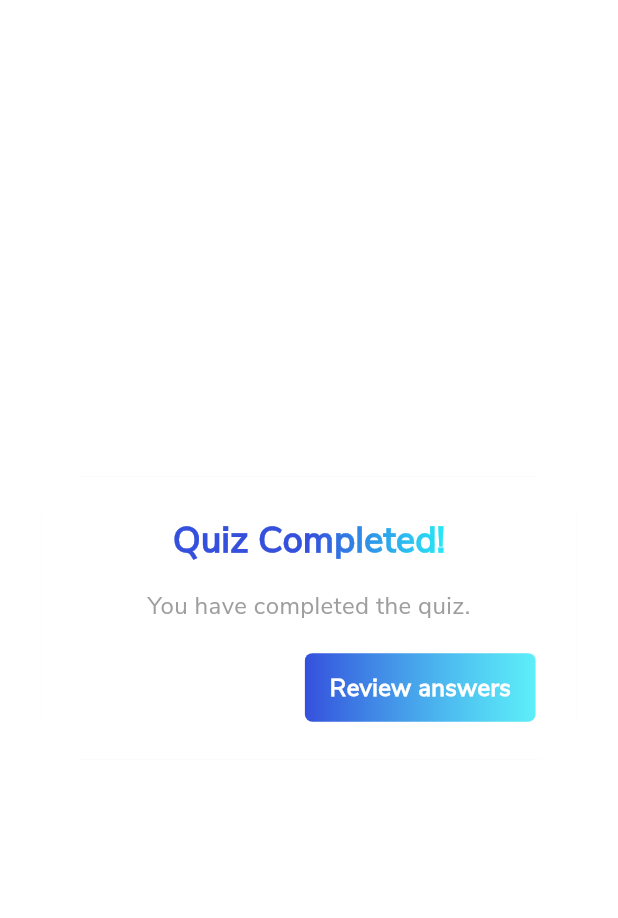
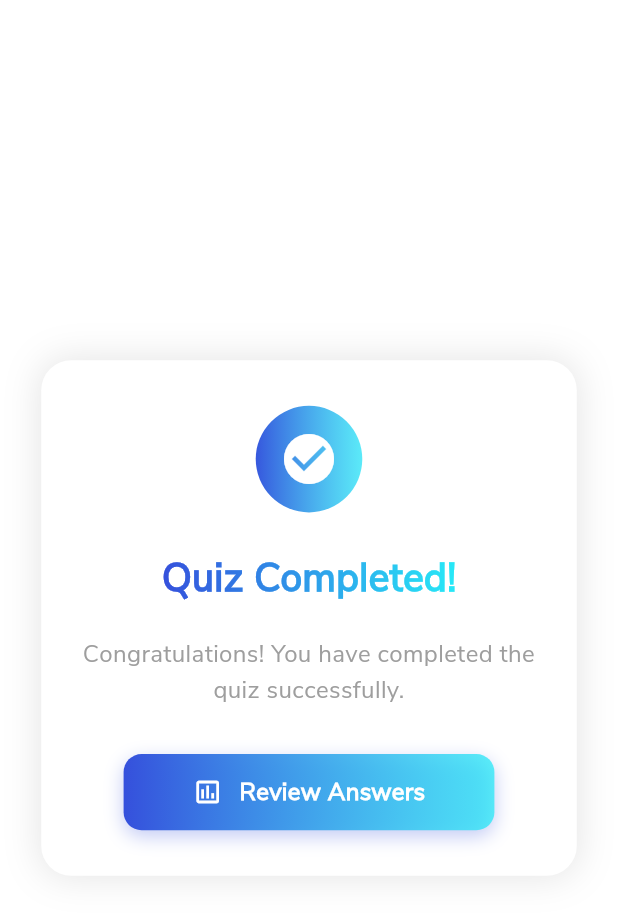
Before and after one commit to s0urav-hald3r/PDD-KZ, a Flutter app: the QuizCompletionDialog widget shown alone on an empty page, opened directly, on a phone screen of 412 x 824 dp. Shown: the top 918 px of the screen. Run offline on Flutter 3.47's test engine with Material 3 defaults, Android fonts, the phone set to English and light mode, and no system bars; drawn by our look-alikes of simple_gradient_text; our stand-ins replace cached_network_image, flutter_svg, freezed_annotation, get, get_storage, in_app_review and 4 more; missing offline and left inert: flutter_pdfview; accounts and stored records are empty; generated files the repository leaves out were written again; network calls fail.

Commit message:
feat(dialogs): enhance quiz completion and submission dialogs with improved UI
- Refactor QuizCompletionDialog and QuizSubmitted components for a more modern look
- Introduce animated containers and updated padding for better aesthetics
- Update text messages for clarity and user engagement
- Adjust button styles and layouts for consistency across dialogs

```diff
--- a/lib/components/quiz_completion_dialog.dart
+++ b/lib/components/quiz_completion_dialog.dart
@@ -12,60 +12,105 @@ class QuizCompletionDialog extends StatelessWidget {
   Widget build(BuildContext context) {
     return Dialog(
       insetPadding: EdgeInsets.symmetric(horizontal: 25.w),
-      child: Container(
+      elevation: 0,
+      backgroundColor: Colors.transparent,
+      child: AnimatedContainer(
+        duration: const Duration(milliseconds: 400),
+        curve: Curves.easeInOut,
         decoration: BoxDecoration(
           color: whiteColor,
-          borderRadius: BorderRadius.circular(15),
+          borderRadius: BorderRadius.circular(20),
+          boxShadow: [
+            BoxShadow(
+              color: Colors.black.withOpacity(0.1),
+              blurRadius: 20,
+              spreadRadius: 1,
+            ),
+          ],
         ),
         width: MediaQuery.of(context).size.width,
-        padding: EdgeInsets.symmetric(vertical: 25.h, horizontal: 25.w),
-        child: Column(mainAxisSize: MainAxisSize.min, children: [
+        padding: EdgeInsets.symmetric(vertical: 30.h, horizontal: 25.w),
+        child: Column(
+          mainAxisSize: MainAxisSize.min,
+          children: [
+            Container(
+              width: 70.w,
+              height: 70.h,
+              decoration: BoxDecoration(
+                shape: BoxShape.circle,
+                gradient: containerGradient,
+              ),
+              child: Icon(
+                isTimeUp ? Icons.timer_off : Icons.check_circle,
+                color: whiteColor,
+                size: 40,
+              ),
+            ),
+            SizedBox(height: 25.h),
             GradientText(
               isTimeUp ? 'Time\'s Up!' : 'Quiz Completed!',
               style: const TextStyle(
-              fontSize: 24,
+                fontSize: 26,
                 fontWeight: FontWeight.bold,
               ),
-            colors: const [primaryColor, primaryColor, secondaryColor],
+              colors: const [primaryColor, secondaryColor],
             ),
-          SizedBox(height: 15.h),
+            SizedBox(height: 20.h),
             Text(
               isTimeUp
-                ? 'Your quiz session has ended.'
-                : 'You have completed the quiz.',
+                  ? 'Your quiz session has ended. You can review your answers now.'
+                  : 'Congratulations! You have completed the quiz successfully.',
               textAlign: TextAlign.center,
               style: const TextStyle(
                 fontSize: 16,
                 color: Colors.grey,
+                height: 1.5,
               ),
             ),
-          SizedBox(height: 20.h),
-          Row(mainAxisAlignment: MainAxisAlignment.end, children: [
+            SizedBox(height: 30.h),
             InkWell(
               onTap: () {
                 NavigatorKey.pop();
               },
               child: Container(
-                width: 140.w,
-                height: 45.h,
+                width: MediaQuery.of(context).size.width * 0.6,
+                height: 50.h,
                 decoration: BoxDecoration(
-                  borderRadius: BorderRadius.circular(5),
+                  borderRadius: BorderRadius.circular(12),
                   gradient: containerGradient,
+                  boxShadow: [
+                    BoxShadow(
+                      color: primaryColor.withOpacity(0.3),
+                      blurRadius: 10,
+                      offset: const Offset(0, 4),
                     ),
-                child: const Center(
-                  child: Text(
-                    'Review answers',
+                  ],
+                ),
+                child: Center(
+                  child: Row(
+                    mainAxisSize: MainAxisSize.min,
+                    children: [
+                      const Icon(
+                        Icons.assessment_outlined,
+                        color: whiteColor,
+                        size: 20,
+                      ),
+                      SizedBox(width: 10.w),
+                      const Text(
+                        'Review Answers',
                         style: TextStyle(
                           fontWeight: FontWeight.w700,
                           fontSize: 16,
                           color: whiteColor,
                         ),
                       ),
+                    ],
                   ),
                 ),
-            )
-          ]),
-        ]),
+              ),
+            ),
+          ],
+        ),
       ),
     );
   }
```
Also changed, not shown: lib/components/quiz_submitted.dart (+79 -8 lines), lib/controllers/timer_controller.dart (+4 -4 lines). Lines whose indentation alone changed are shown as unchanged.
